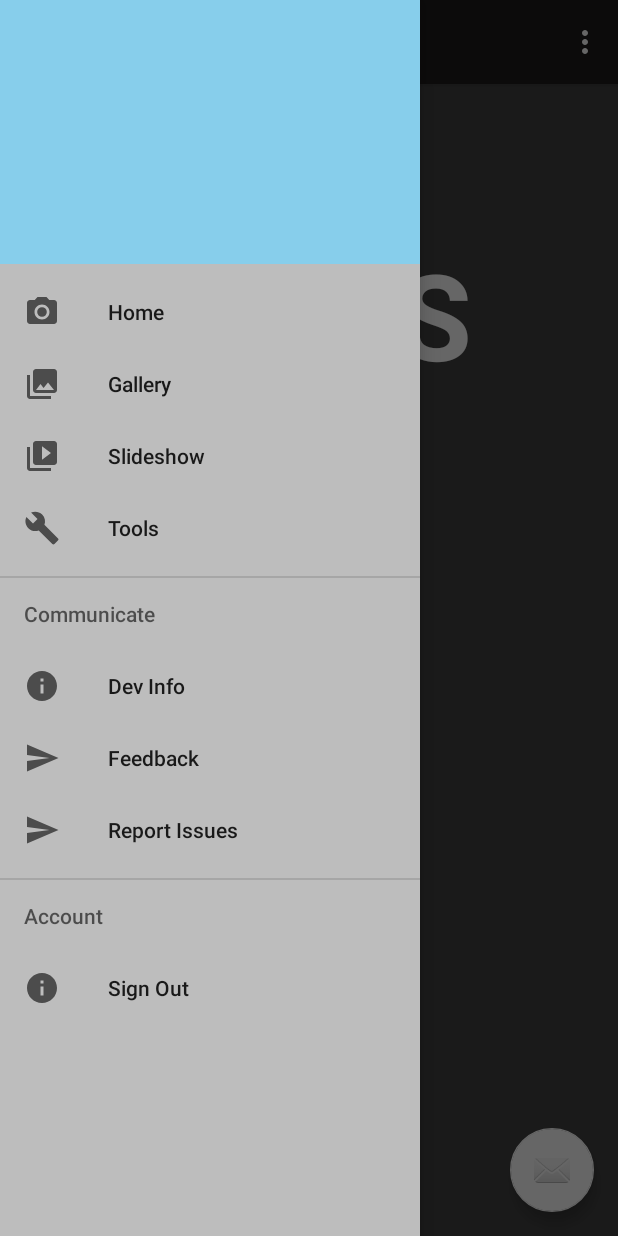
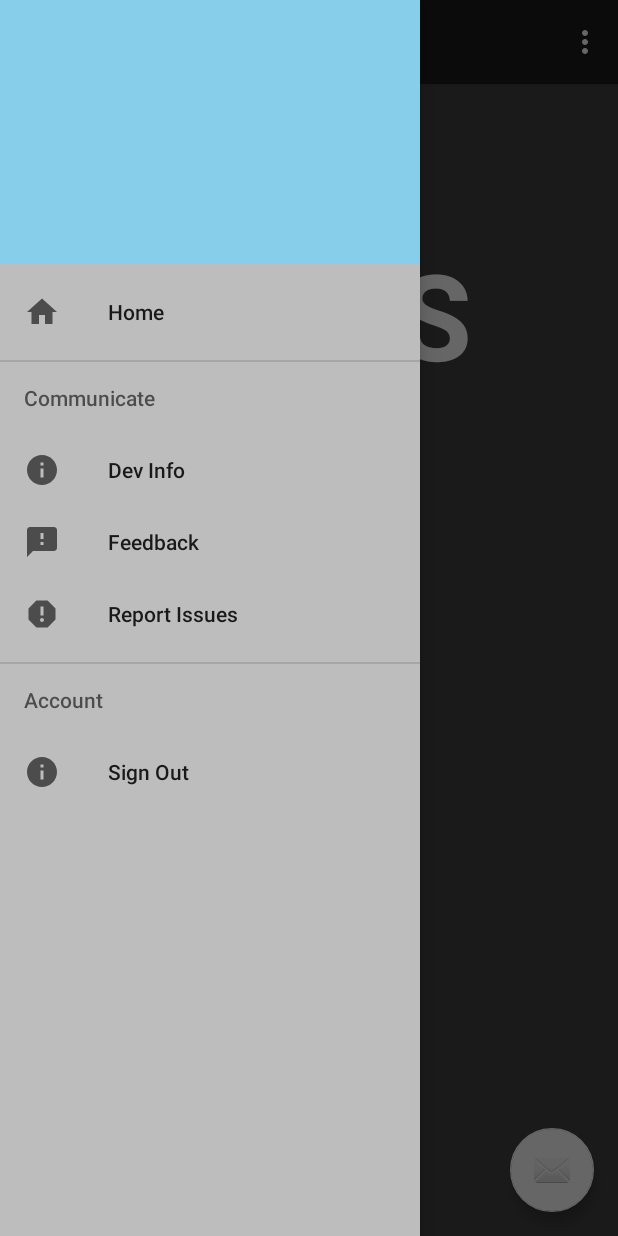
Before and after one commit to gnanasreekar/CEMS, an Android app: the screen it shows after launch once a user with an empty profile is signed in (MainActivity), with the side drawer open, on a phone screen of 412 x 824 dp. Run offline under Robolectric (Android 15) with nearby library versions, the phone set to English and light mode, and no system bars; our stand-ins replace Firebase (no records; nobody signed in at launch, a user with empty details on screens opened directly); 3 statements that could not run were skipped.

Commit message:
minor updates

```diff
--- a/app/src/main/java/com/rgs/cems/Myinfo.java
+++ b/app/src/main/java/com/rgs/cems/Myinfo.java
@@ -1,10 +1,10 @@
 package com.rgs.cems;
 
+import android.content.Intent;
 import android.os.Bundle;
 import android.text.util.Linkify;
 import android.view.View;
 import android.widget.TextView;
-import android.widget.Toast;
 
 import androidx.appcompat.app.AppCompatActivity;
 import androidx.appcompat.widget.Toolbar;
@@ -45,7 +45,7 @@ public class Myinfo extends AppCompatActivity {
         feedbackMyinfo.setOnClickListener(new View.OnClickListener() {
             @Override
             public void onClick(View v) {
-                Toast.makeText(Myinfo.this, "Something", Toast.LENGTH_SHORT).show();
+                startActivity(new Intent(Myinfo.this,feedback.class));
 
              //   startActivity(new Intent(Myinfo.this,Feedback.class));
             }
--- a/app/src/main/res/drawable-v21/ic_menu_camera.xml
+++ /dev/null
@@ -1,12 +0,0 @@
-<vector xmlns:android="http://schemas.android.com/apk/res/android"
-    android:width="24dp"
-    android:height="24dp"
-    android:viewportWidth="24.0"
-    android:viewportHeight="24.0">
-    <path
-        android:fillColor="#FF000000"
-        android:pathData="M12,12m-3.2,0a3.2,3.2 0,1 1,6.4 0a3.2,3.2 0,1 1,-6.4 0" />
-    <path
-        android:fillColor="#FF000000"
-        android:pathData="M9,2L7.17,4H4c-1.1,0 -2,0.9 -2,2v12c0,1.1 0.9,2 2,2h16c1.1,0 2,-0.9 2,-2V6c0,-1.1 -0.9,-2 -2,-2h-3.17L15,2H9zm3,15c-2.76,0 -5,-2.24 -5,-5s2.24,-5 5,-5 5,2.24 5,5 -2.24,5 -5,5z" />
-</vector>
--- a/app/src/main/res/drawable-v21/ic_menu_gallery.xml
+++ /dev/null
@@ -1,9 +0,0 @@
-<vector xmlns:android="http://schemas.android.com/apk/res/android"
-    android:width="24dp"
-    android:height="24dp"
-    android:viewportWidth="24.0"
-    android:viewportHeight="24.0">
-    <path
-        android:fillColor="#FF000000"
-        android:pathData="M22,16V4c0,-1.1 -0.9,-2 -2,-2H8c-1.1,0 -2,0.9 -2,2v12c0,1.1 0.9,2 2,2h12c1.1,0 2,-0.9 2,-2zm-11,-4l2.03,2.71L16,11l4,5H8l3,-4zM2,6v14c0,1.1 0.9,2 2,2h14v-2H4V6H2z" />
-</vector>
--- a/app/src/main/res/drawable-v21/ic_menu_send.xml
+++ /dev/null
@@ -1,9 +0,0 @@
-<vector xmlns:android="http://schemas.android.com/apk/res/android"
-    android:width="24dp"
-    android:height="24dp"
-    android:viewportWidth="24.0"
-    android:viewportHeight="24.0">
-    <path
-        android:fillColor="#FF000000"
-        android:pathData="M2.01,21L23,12 2.01,3 2,10l15,2 -15,2z" />
-</vector>
--- /dev/null
+++ b/app/src/main/res/drawable/ic_home_black_24dp.xml
@@ -0,0 +1,9 @@
+<vector xmlns:android="http://schemas.android.com/apk/res/android"
+        android:width="24dp"
+        android:height="24dp"
+        android:viewportWidth="24.0"
+        android:viewportHeight="24.0">
+    <path
+        android:fillColor="#FF000000"
+        android:pathData="M10,20v-6h4v6h5v-8h3L12,3 2,12h3v8z"/>
+</vector>
--- /dev/null
+++ b/app/src/main/res/drawable/ic_report_black_24dp.xml
@@ -0,0 +1,9 @@
+<vector xmlns:android="http://schemas.android.com/apk/res/android"
+        android:width="24dp"
+        android:height="24dp"
+        android:viewportWidth="24.0"
+        android:viewportHeight="24.0">
+    <path
+        android:fillColor="#FF000000"
+        android:pathData="M15.73,3L8.27,3L3,8.27v7.46L8.27,21h7.46L21,15.73L21,8.27L15.73,3zM12,17.3c-0.72,0 -1.3,-0.58 -1.3,-1.3 0,-0.72 0.58,-1.3 1.3,-1.3 0.72,0 1.3,0.58 1.3,1.3 0,0.72 -0.58,1.3 -1.3,1.3zM13,13h-2L11,7h2v6z"/>
+</vector>
--- a/app/src/main/res/layout/activity_feedback.xml
+++ b/app/src/main/res/layout/activity_feedback.xml
@@ -30,6 +30,7 @@
         android:layout_gravity="bottom|end"
         android:outlineAmbientShadowColor="@color/dark"
         android:layout_margin="@dimen/fab_margin"
-        android:src="@drawable/ic_feedback_black_24dp" />
+        android:src="@drawable/ic_check_black_24dp" />
+
 
 </androidx.coordinatorlayout.widget.CoordinatorLayout>
--- a/app/src/main/res/layout/activity_myinfo.xml
+++ b/app/src/main/res/layout/activity_myinfo.xml
@@ -55,6 +55,7 @@
         android:layout_gravity="bottom|right"
         android:contentDescription="Feedback"
         android:layout_margin="20dp"
+        android:src="@drawable/ic_feedback_black_24dp"
         android:id="@+id/feedback_myinfo"
         />
 
--- a/app/src/main/res/layout/content_main.xml
+++ b/app/src/main/res/layout/content_main.xml
@@ -16,6 +16,7 @@
         android:layout_height="150dp"
         android:layout_gravity="center"
         android:layout_marginTop="100dp"
+        android:onClick="onClick"
         android:textColor="@color/colorAccent"
         android:clickable="true"
         android:text="CEMS"
--- a/app/src/main/res/layout/nav_header_main.xml
+++ b/app/src/main/res/layout/nav_header_main.xml
@@ -26,7 +26,6 @@
     <TextView
         android:id="@+id/nav_email"
         android:layout_width="wrap_content"
-        android:layout_height="wrap_content"
-        android:text="@string/nav_header_subtitle" />
+        android:layout_height="wrap_content"/>
 
 </LinearLayout>
--- a/app/src/main/res/menu/activity_main_drawer.xml
+++ b/app/src/main/res/menu/activity_main_drawer.xml
@@ -6,20 +6,9 @@
     <group android:checkableBehavior="single">
         <item
             android:id="@+id/nav_home"
-            android:icon="@drawable/ic_menu_camera"
+            android:icon="@drawable/ic_home_black_24dp"
             android:title="@string/menu_home" />
-        <item
-            android:id="@+id/nav_gallery"
-            android:icon="@drawable/ic_menu_gallery"
-            android:title="@string/menu_gallery" />
-        <item
-            android:id="@+id/nav_slideshow"
-            android:icon="@drawable/ic_menu_slideshow"
-            android:title="@string/menu_slideshow" />
-        <item
-            android:id="@+id/nav_tools"
-            android:icon="@drawable/ic_menu_manage"
-            android:title="@string/menu_tools" />
+
     </group>
 
     <item android:title="Communicate">
@@ -30,11 +19,11 @@
                 android:title="@string/dev_info" />
             <item
                 android:id="@+id/nav_feedback"
-                android:icon="@drawable/ic_menu_send"
+                android:icon="@drawable/ic_feedback_black_24dp"
                 android:title="@string/feedback" />
             <item
                 android:id="@+id/nav_report"
-                android:icon="@drawable/ic_menu_send"
+                android:icon="@drawable/ic_report_black_24dp"
                 android:title="Report Issues" />
         </menu>
     </item>
--- a/app/src/main/res/values/strings.xml
+++ b/app/src/main/res/values/strings.xml
@@ -2,8 +2,7 @@
     <string name="app_name">CEMS</string>
     <string name="navigation_drawer_open">Open navigation drawer</string>
     <string name="navigation_drawer_close">Close navigation drawer</string>
-    <string name="nav_header_title">Android Studio</string>
-    <string name="nav_header_subtitle">android.studio@android.com</string>
+    <string name="nav_header_title">CEMS</string>
     <string name="nav_header_desc">Navigation header</string>
     <string name="action_settings">Settings</string>
 
```
Also changed, not shown: app/src/main/java/com/rgs/cems/Auth/Login.java (+39 -5 lines), app/src/main/java/com/rgs/cems/MainActivity.java (+51 -13 lines), app/src/main/java/com/rgs/cems/feedback.java (+10 -0 lines), app/src/main/java/com/rgs/cems/ret.java (+10 -9 lines), app/src/main/res/drawable-v21/ic_menu_share.xml (deleted, +0 -9 lines), app/src/main/res/drawable/ic_check_black_24dp.xml (added, +9 -0 lines), app/src/main/res/layout/activity_login.xml (+3 -6 lines), app/src/main/res/layout/content_feedback.xml (+4 -12 lines).
